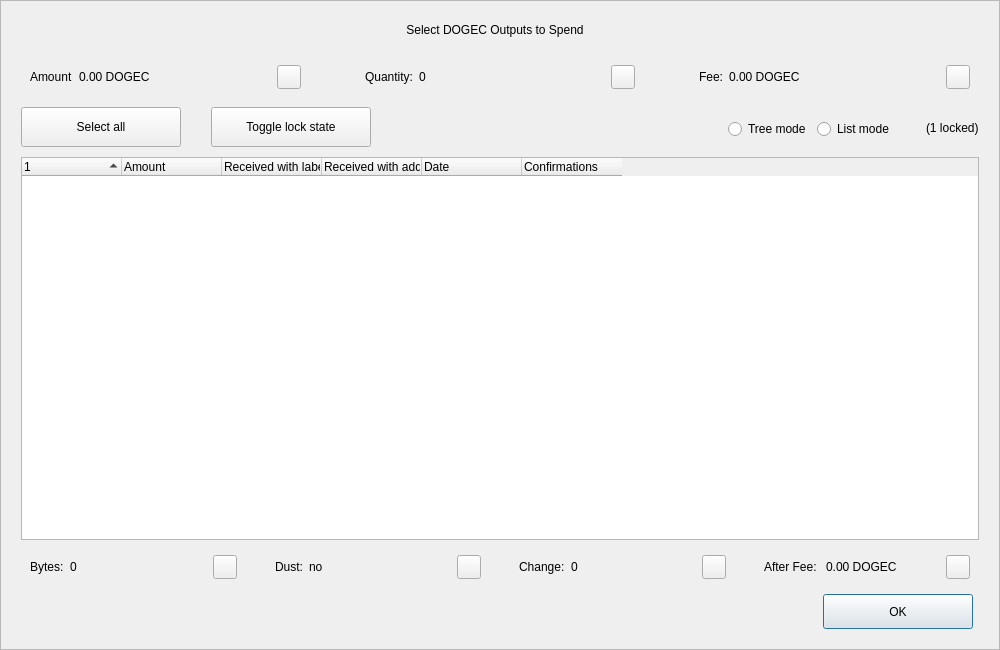
First picture: the form in src/qt/forms/coincontroldialog.ui, repository Liquid369/blank, before the edit.
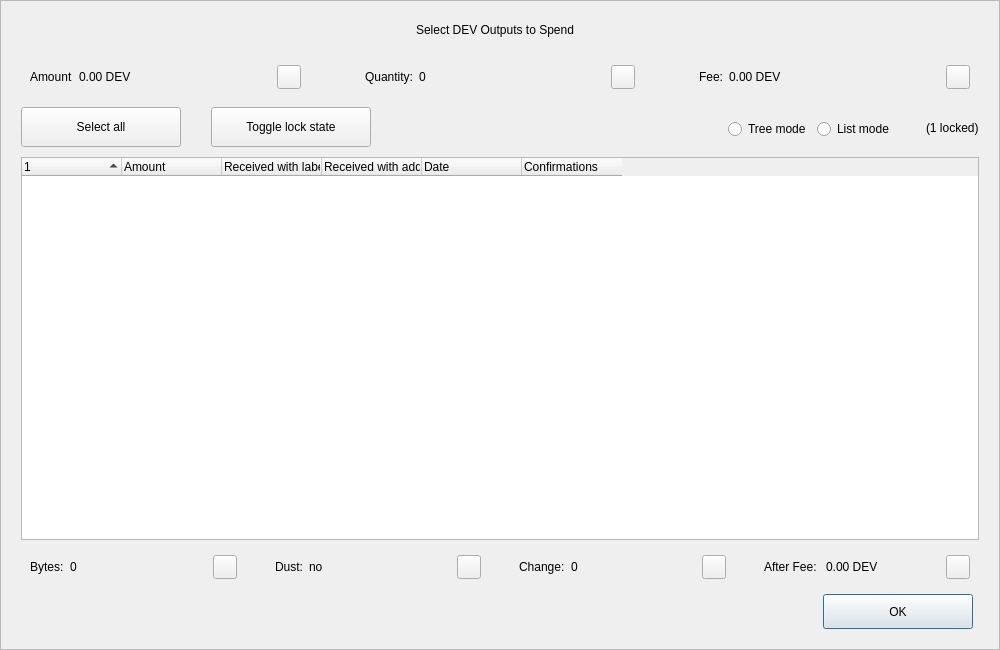
Second picture: the form after the edit. Custom widgets are drawn as their Qt base class.

Patch:
```diff
--- a/src/qt/forms/coincontroldialog.ui
+++ b/src/qt/forms/coincontroldialog.ui
@@ -98,7 +98,7 @@
            </size>
           </property>
           <property name="text">
-           <string>Select DOGEC Outputs to Spend</string>
+           <string>Select DEV Outputs to Spend</string>
           </property>
           <property name="alignment">
            <set>Qt::AlignCenter</set>
@@ -144,7 +144,7 @@
            <item>
             <widget class="QLabel" name="labelCoinControlAmount">
              <property name="text">
-              <string>0.00 DOGEC</string>
+              <string>0.00 DEV</string>
              </property>
             </widget>
            </item>
@@ -268,7 +268,7 @@
            <item>
             <widget class="QLabel" name="labelCoinControlFee">
              <property name="text">
-              <string>0.00 DOGEC</string>
+              <string>0.00 DEV</string>
              </property>
             </widget>
            </item>
@@ -729,7 +729,7 @@
            <item>
             <widget class="QLabel" name="labelCoinControlAfterFee">
              <property name="text">
-              <string>0.00 DOGEC</string>
+              <string>0.00 DEV</string>
              </property>
             </widget>
            </item>
```
